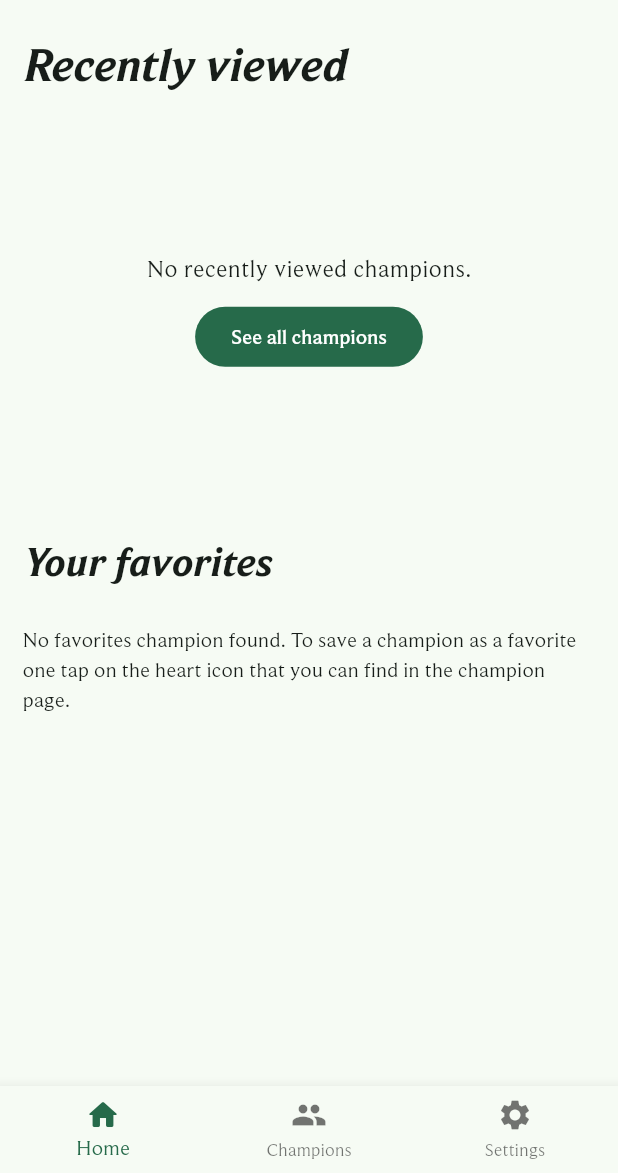
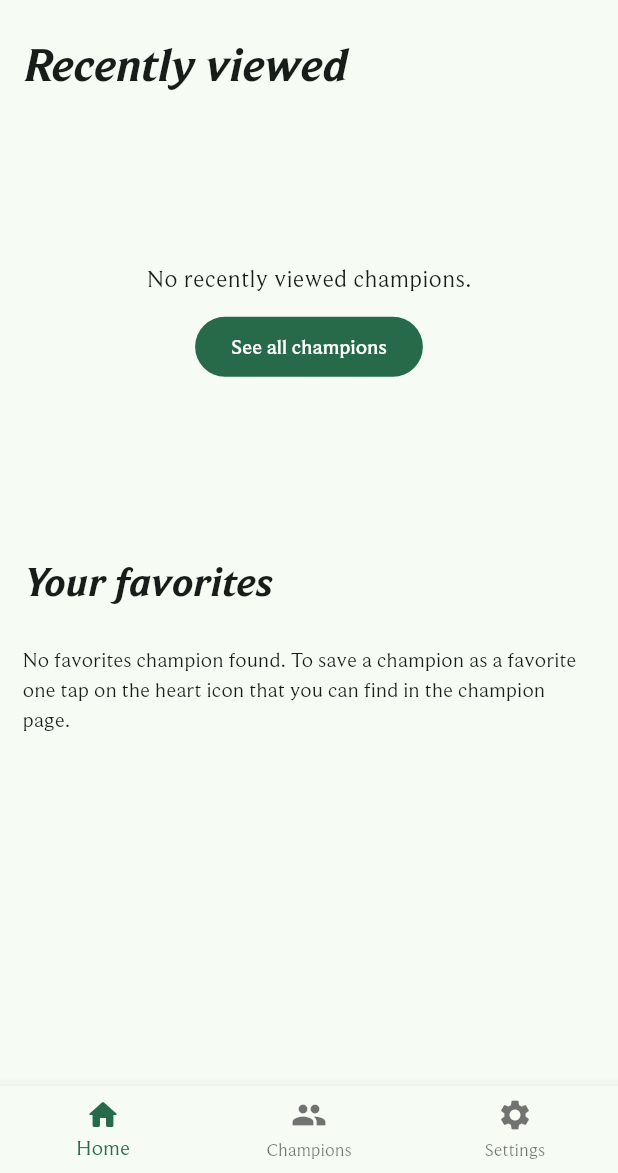
Before and after one commit to Ezan777/league_of_legends_library, a Flutter app: the screen it shows after launch, on a phone screen of 412 x 824 dp, the part 63-1236 px from its top. Run offline on Flutter 3.47's test engine with Material 3 defaults, Android fonts, the phone set to English and light mode, and no system bars; drawn by our look-alikes of dynamic_color; our stand-ins replace cached_network_image, equatable, flutter_bloc, shared_preferences; generated files the repository leaves out were written again.

Commit message:
Added some layout constraints for tablets

```diff
--- a/lib/view/champion_page/skin/skin_page.dart
+++ b/lib/view/champion_page/skin/skin_page.dart
@@ -13,6 +13,7 @@ class SkinPage extends StatelessWidget {
   Widget build(BuildContext context) {
     return Scaffold(
       appBar: AppBar(
+        // TODO Translate skins
         title: const Text("Skins"),
       ),
       body: BlocBuilder<SkinsBloc, SkinState>(
--- a/lib/view/homepage/homepage_view.dart
+++ b/lib/view/homepage/homepage_view.dart
@@ -48,10 +48,14 @@ class HomepageView extends StatelessWidget {
       BlocBuilder<RecentlyViewedBloc, RecentlyViewedState>(
         builder: (context, state) => switch (state) {
           RecentlyViewedLoaded() => SliverToBoxAdapter(
+              child: ConstrainedBox(
+                constraints: const BoxConstraints(
+                  maxHeight: 300,
+                ),
                 child: Container(
+                  height: 0.35 * MediaQuery.of(context).size.height,
                   padding:
                       const EdgeInsets.symmetric(vertical: 10, horizontal: 15),
-                height: 275,
                   child: state.recentlyViewedChampions.isNotEmpty
                       ? ListView.separated(
                           separatorBuilder: (context, index) => const Padding(
@@ -59,8 +63,8 @@ class HomepageView extends StatelessWidget {
                           scrollDirection: Axis.horizontal,
                           itemCount: state.recentlyViewedChampions.length,
                           itemBuilder: (context, index) => ChampionCard(
-                            champion:
-                                state.recentlyViewedChampions.toList()[index]),
+                              champion: state.recentlyViewedChampions
+                                  .toList()[index]),
                         )
                       : Column(
                           mainAxisAlignment: MainAxisAlignment.center,
@@ -83,6 +87,7 @@ class HomepageView extends StatelessWidget {
                               ),
                             ),
                           ],
+                        ),
                 ),
               ),
             ),
```
Also changed, not shown: lib/view/champion_page/skin/skin_card.dart (+6 -2 lines). Lines whose indentation alone changed are shown as unchanged.
